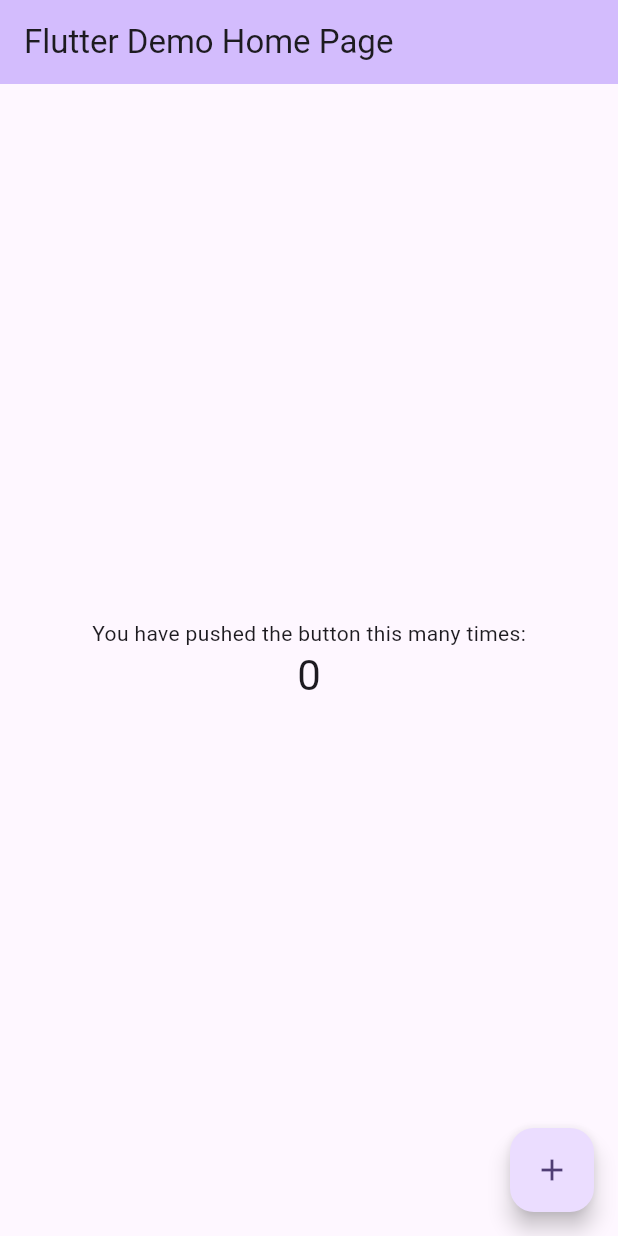
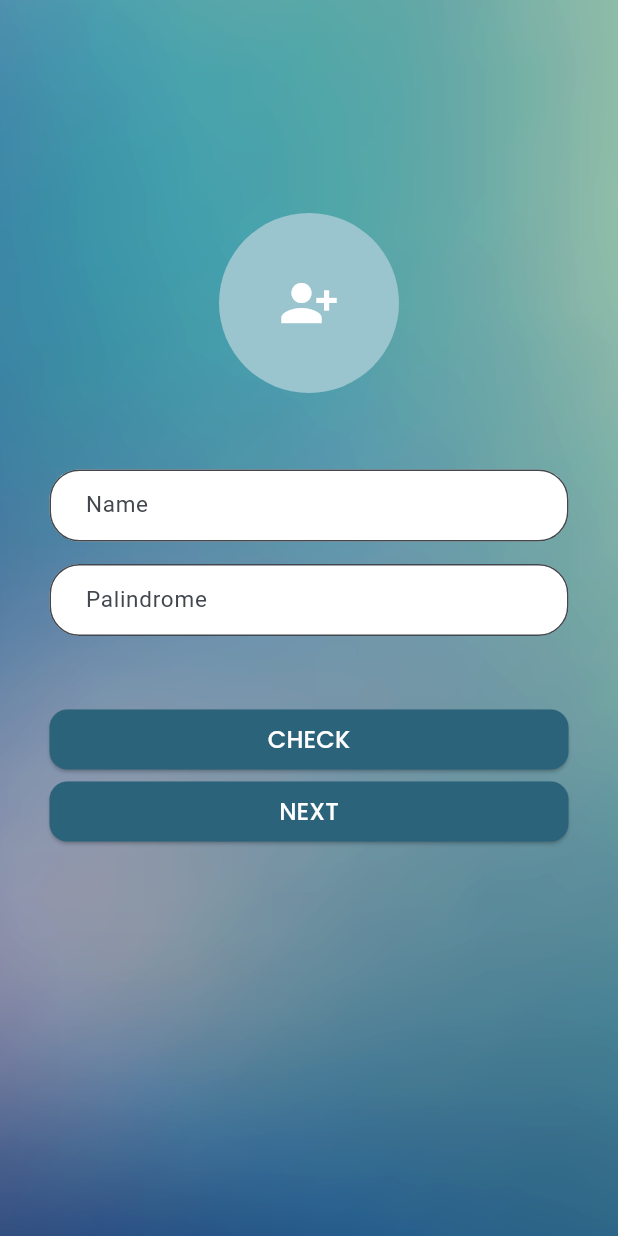
Before and after one commit to Keenan-Adityo/suitmedia_test, a Flutter app: the screen it shows after launch, on a phone screen of 412 x 824 dp. Run offline on Flutter 3.47's test engine with Material 3 defaults, Android fonts, the phone set to English and light mode, and no system bars; our stand-ins replace dio, google_fonts, hive, hive_flutter, lazy_load_scrollview; accounts and stored records are empty.

Commit message:
finish project

```diff
--- a/lib/main.dart
+++ b/lib/main.dart
@@ -1,6 +1,17 @@
 import 'package:flutter/material.dart';
+import 'package:hive_flutter/hive_flutter.dart';
+import 'package:provider/provider.dart';
+import 'package:suitmedia_test/utils/boxes.dart';
+import 'package:suitmedia_test/view/pages/first_screen.dart';
+import 'package:suitmedia_test/view_model/models/user.dart';
+import 'package:suitmedia_test/view_model/providers/suitmedia_provider.dart';
 
-void main() {
+void main() async {
+  await Hive.initFlutter();
+  Hive.registerAdapter(ListUserAdapter());
+  Hive.registerAdapter(UserAdapter());
+  boxListUser = await Hive.openBox<ListUser>('listUserBox');
+  boxUser = await Hive.openBox<User>('user');
   runApp(const MyApp());
 }
 
@@ -10,13 +21,20 @@ class MyApp extends StatelessWidget {
   // This widget is the root of your application.
   @override
   Widget build(BuildContext context) {
-    return MaterialApp(
+    return MultiProvider(
+      providers: [
+        ChangeNotifierProvider<SuitmediaProvider>(
+          create: (context) => SuitmediaProvider(),
+        )
+      ],
+      child: MaterialApp(
+        debugShowCheckedModeBanner: false,
         title: 'Flutter Demo',
         theme: ThemeData(
           // This is the theme of your application.
           //
           // TRY THIS: Try running your application with "flutter run". You'll see
-        // the application has a purple toolbar. Then, without quitting the app,
+          // the application has a blue toolbar. Then, without quitting the app,
           // try changing the seedColor in the colorScheme below to Colors.green
           // and then invoke "hot reload" (save your changes or press the "hot
           // reload" button in a Flutter-supported IDE, or press "r" if you used
@@ -28,98 +46,11 @@ class MyApp extends StatelessWidget {
           //
           // This works for code too, not just values: Most code changes can be
           // tested with just a hot reload.
-        colorScheme: ColorScheme.fromSeed(seedColor: Colors.deepPurple),
+          colorScheme: ColorScheme.fromSeed(seedColor: Colors.lightBlue),
           useMaterial3: true,
         ),
-      home: const MyHomePage(title: 'Flutter Demo Home Page'),
+        home: FirstScreen(),
+      ),
     );
   }
 }
-
-class MyHomePage extends StatefulWidget {
-  const MyHomePage({super.key, required this.title});
-
-  // This widget is the home page of your application. It is stateful, meaning
-  // that it has a State object (defined below) that contains fields that affect
-  // how it looks.
-
-  // This class is the configuration for the state. It holds the values (in this
-  // case the title) provided by the parent (in this case the App widget) and
-  // used by the build method of the State. Fields in a Widget subclass are
-  // always marked "final".
-
-  final String title;
-
-  @override
-  State<MyHomePage> createState() => _MyHomePageState();
-}
-
-class _MyHomePageState extends State<MyHomePage> {
-  int _counter = 0;
-
-  void _incrementCounter() {
-    setState(() {
-      // This call to setState tells the Flutter framework that something has
-      // changed in this State, which causes it to rerun the build method below
-      // so that the display can reflect the updated values. If we changed
-      // _counter without calling setState(), then the build method would not be
-      // called again, and so nothing would appear to happen.
-      _counter++;
-    });
-  }
-
-  @override
-  Widget build(BuildContext context) {
-    // This method is rerun every time setState is called, for instance as done
-    // by the _incrementCounter method above.
-    //
-    // The Flutter framework has been optimized to make rerunning build methods
-    // fast, so that you can just rebuild anything that needs updating rather
-    // than having to individually change instances of widgets.
-    return Scaffold(
-      appBar: AppBar(
-        // TRY THIS: Try changing the color here to a specific color (to
-        // Colors.amber, perhaps?) and trigger a hot reload to see the AppBar
-        // change color while the other colors stay the same.
-        backgroundColor: Theme.of(context).colorScheme.inversePrimary,
-        // Here we take the value from the MyHomePage object that was created by
-        // the App.build method, and use it to set our appbar title.
-        title: Text(widget.title),
-      ),
-      body: Center(
-        // Center is a layout widget. It takes a single child and positions it
-        // in the middle of the parent.
-        child: Column(
-          // Column is also a layout widget. It takes a list of children and
-          // arranges them vertically. By default, it sizes itself to fit its
-          // children horizontally, and tries to be as tall as its parent.
-          //
-          // Column has various properties to control how it sizes itself and
-          // how it positions its children. Here we use mainAxisAlignment to
-          // center the children vertically; the main axis here is the vertical
-          // axis because Columns are vertical (the cross axis would be
-          // horizontal).
-          //
-          // TRY THIS: Invoke "debug painting" (choose the "Toggle Debug Paint"
-          // action in the IDE, or press "p" in the console), to see the
-          // wireframe for each widget.
-          mainAxisAlignment: MainAxisAlignment.center,
-          children: <Widget>[
-            const Text(
-              'You have pushed the button this many times:',
-            ),
-            Text(
-              '$_counter',
-              style: Theme.of(context).textTheme.headlineMedium,
-            ),
-          ],
-        ),
-      ),
-      floatingActionButton: FloatingActionButton(
-        onPressed: _incrementCounter,
-        tooltip: 'Increment',
-        child: const Icon(Icons.add),
-      ), // This trailing comma makes auto-formatting nicer for build methods.
-    );
-  }
-}
--- /dev/null
+++ b/lib/utils/boxes.dart
@@ -0,0 +1,4 @@
+import 'package:hive_flutter/hive_flutter.dart';
+
+late Box boxListUser;
+late Box boxUser;
--- /dev/null
+++ b/lib/utils/states_enum.dart
@@ -0,0 +1 @@
+enum RequestState { loading, noData, hasData, error }
--- /dev/null
+++ b/lib/view/pages/first_screen.dart
@@ -0,0 +1,121 @@
+import 'package:flutter/material.dart';
+import 'package:provider/provider.dart';
+import 'package:suitmedia_test/view/pages/second_screen.dart';
+import 'package:suitmedia_test/view_model/providers/suitmedia_provider.dart';
+import 'package:suitmedia_test/view/widgets/custom_button.dart';
+
+class FirstScreen extends StatelessWidget {
+  final TextEditingController name = TextEditingController();
+  final TextEditingController palindrome = TextEditingController();
+  FirstScreen({Key? key}) : super(key: key);
+
+  @override
+  Widget build(BuildContext context) {
+    Size screen = MediaQuery.of(context).size;
+    return Scaffold(
+      body: Container(
+        height: screen.height,
+        width: screen.height,
+        decoration: const BoxDecoration(
+          image: DecorationImage(
+            image: AssetImage("assets/background.png"),
+            fit: BoxFit.fill,
+          ),
+        ),
+        child: SafeArea(
+          child: SingleChildScrollView(
+              child: Padding(
+            padding: const EdgeInsets.only(left: 33, right: 33, top: 142),
+            child: Column(
+              children: [
+                const CircleAvatar(
+                  backgroundColor: Color.fromRGBO(154, 196, 206, 1),
+                  radius: 60,
+                  child: Icon(
+                    Icons.person_add_alt_1,
+                    size: 40,
+                    color: Colors.white,
+                  ),
+                ),
+                const SizedBox(
+                  height: 51,
+                ),
+                TextField(
+                  controller: name,
+                  style: const TextStyle(fontSize: 15),
+                  decoration: InputDecoration(
+                      hintText: "Name",
+                      contentPadding: const EdgeInsets.symmetric(
+                        vertical: 5,
+                        horizontal: 20,
+                      ),
+                      fillColor: Colors.white,
+                      filled: true,
+                      border: OutlineInputBorder(
+                        borderRadius: BorderRadius.circular(20),
+                      )),
+                ),
+                const SizedBox(
+                  height: 15,
+                ),
+                TextField(
+                  controller: palindrome,
+                  style: const TextStyle(fontSize: 15),
+                  decoration: InputDecoration(
+                      hintText: "Palindrome",
+                      contentPadding: const EdgeInsets.symmetric(
+                        vertical: 5,
+                        horizontal: 20,
+                      ),
+                      fillColor: Colors.white,
+                      filled: true,
+                      border: OutlineInputBorder(
+                        borderRadius: BorderRadius.circular(20),
+                      )),
+                ),
+                const SizedBox(
+                  height: 45,
+                ),
+                CustomButton(
+                    text: "CHECK",
+                    callback: () {
+                      context
+                          .read<SuitmediaProvider>()
+                          .onCheck(palindrome.text);
+
+                      showDialog<String>(
+                          context: context,
+                          builder: (BuildContext context) => AlertDialog(
+                                title: Consumer<SuitmediaProvider>(
+                                  builder: (context, provider, child) {
+                                    return Text(provider.dialog);
+                                  },
+                                ),
+                                actions: <Widget>[
+                                  TextButton(
+                                    onPressed: () =>
+                                        Navigator.pop(context, 'OK'),
+                                    child: const Text('OK'),
+                                  ),
+                                ],
+                              ));
+                    }),
+                CustomButton(
+                    text: "NEXT",
+                    callback: () {
+                      context.read<SuitmediaProvider>().changeName(name.text);
+
+                      Navigator.push(
+                          context,
+                          MaterialPageRoute(
+                            builder: (context) => const SecondScreen(),
+                          ));
+                    }),
+              ],
+            ),
+          )),
+        ),
+      ),
+    );
+  }
+}
--- /dev/null
+++ b/lib/view/widgets/custom_button.dart
@@ -0,0 +1,28 @@
+import 'package:flutter/material.dart';
+import 'package:suitmedia_test/styles/text_styles.dart';
+
+class CustomButton extends StatelessWidget {
+  final String text;
+  final VoidCallback callback;
+  const CustomButton({required this.text, required this.callback, Key? key})
+      : super(key: key);
+
+  @override
+  Widget build(BuildContext context) {
+    return SizedBox(
+      width: double.infinity,
+      child: ElevatedButton(
+        style: ButtonStyle(
+            shape: MaterialStateProperty.all(RoundedRectangleBorder(
+                borderRadius: BorderRadius.circular(12))),
+            backgroundColor:
+                MaterialStateProperty.all(const Color.fromRGBO(43, 99, 123, 1))),
+        onPressed: callback,
+        child: Text(
+          text,
+          style: kButtonText,
+        ),
+      ),
+    );
+  }
+}
--- /dev/null
+++ b/lib/view_model/models/user.dart
@@ -0,0 +1,70 @@
+import 'package:hive/hive.dart';
+
+part 'user.g.dart';
+
+@HiveType(typeId: 1)
+class ListUser {
+  ListUser({
+    required this.page,
+    required this.data,
+    required this.perPage,
+    required this.total,
+    required this.totalPages,
+  });
+  @HiveField(0)
+  int page;
+
+  @HiveField(1)
+  int perPage;
+
+  @HiveField(2)
+  int total;
+
+  @HiveField(3)
+  int totalPages;
+
+  @HiveField(4)
+  List<User> data;
+
+  factory ListUser.fromJson(Map<String, dynamic> json) => ListUser(
+        page: json["page"],
+        perPage: json["per_page"],
+        total: json["total"],
+        totalPages: json["total_pages"],
+        data: List<User>.from(json["data"].map((x) => User.fromJson(x))),
+      );
+}
+
+@HiveType(typeId: 2)
+class User {
+  User({
+    required this.id,
+    required this.email,
+    required this.firstName,
+    required this.lastName,
+    required this.avatar,
+  });
+
+  @HiveField(0)
+  int id;
+
+  @HiveField(1)
+  String email;
+
+  @HiveField(2)
+  String firstName;
+
+  @HiveField(3)
+  String lastName;
+
+  @HiveField(4)
+  String avatar;
+
+  factory User.fromJson(Map<String, dynamic> json) => User(
+        id: json["id"],
+        email: json["email"],
+        avatar: json["avatar"],
+        firstName: json["first_name"],
+        lastName: json["last_name"],
+      );
+}
--- /dev/null
+++ b/lib/view_model/providers/suitmedia_provider.dart
@@ -0,0 +1,63 @@
+import 'package:flutter/material.dart';
+import 'package:suitmedia_test/model/service/remote_datasources.dart';
+import 'package:suitmedia_test/view_model/models/user.dart';
+import 'package:suitmedia_test/utils/states_enum.dart';
+
+class SuitmediaProvider with ChangeNotifier {
+  RequestState state = RequestState.noData;
+  RemoteDataSource remoteDataSource = RemoteDataSourceImpl();
+  String username = "Selected User Name";
+  String name = '';
+  String dialog = "isPalindrome";
+  bool ans = true;
+  List<User> data = [];
+  int page = 1;
+  int total = 0;
+
+  getUser() async {
+    try {
+      if (page == 1) {
+        state = RequestState.loading;
+        notifyListeners();
+      }
+      final result = await remoteDataSource.getListUser(page);
+      data += result.data;
+
+      page++;
+      total = result.total;
+      state = RequestState.hasData;
+      notifyListeners();
+    } catch (e) {
+      state = RequestState.noData;
+      notifyListeners();
+    }
+  }
+
+  changeName(String name) {
+    this.name = name;
+    if (name == '') {
+      this.name = "Anonymous";
+    }
+  }
+
+  selectUsername(String username) {
+    this.username = username;
+    notifyListeners();
+  }
+
+  onCheck(String palindrome) {
+    ans = true;
+    int last = palindrome.length - 1, idx = 0;
+    while (idx < last) {
+      if (palindrome[idx] == ' ') idx++;
+      if (palindrome[last] == ' ') last--;
+      if (palindrome[idx] != palindrome[last]) {
+        ans = false;
+        break;
+      }
+      idx++;
+      last--;
+    }
+    (ans) ? dialog = "isPalindrome" : dialog = "not palindrome";
+  }
+}
```
Also changed, not shown: lib/model/service/remote_datasources.dart (added, +25 -0 lines), lib/styles/text_styles.dart (added, +30 -0 lines), lib/view/pages/second_screen.dart (added, +77 -0 lines), lib/view/pages/third_screen.dart (added, +157 -0 lines), pubspec.yaml (+11 -14 lines), assets/background.png (added), lib/view_model/models/user.g.dart (added), pubspec.lock, 2 other files. Lines whose indentation alone changed are shown as unchanged.
